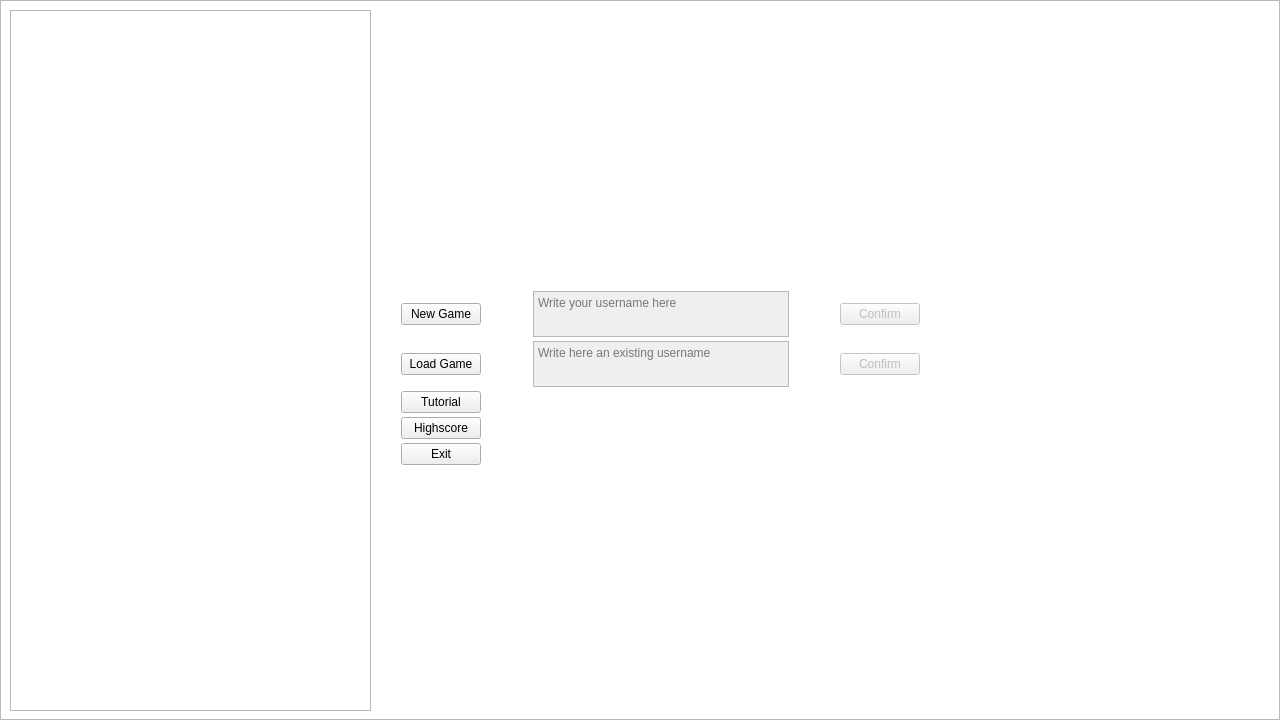
The window that ui/mainwindow.ui (MATF-RS19/RS009-escaperoom) describes before a commit, drawn with Qt 5.
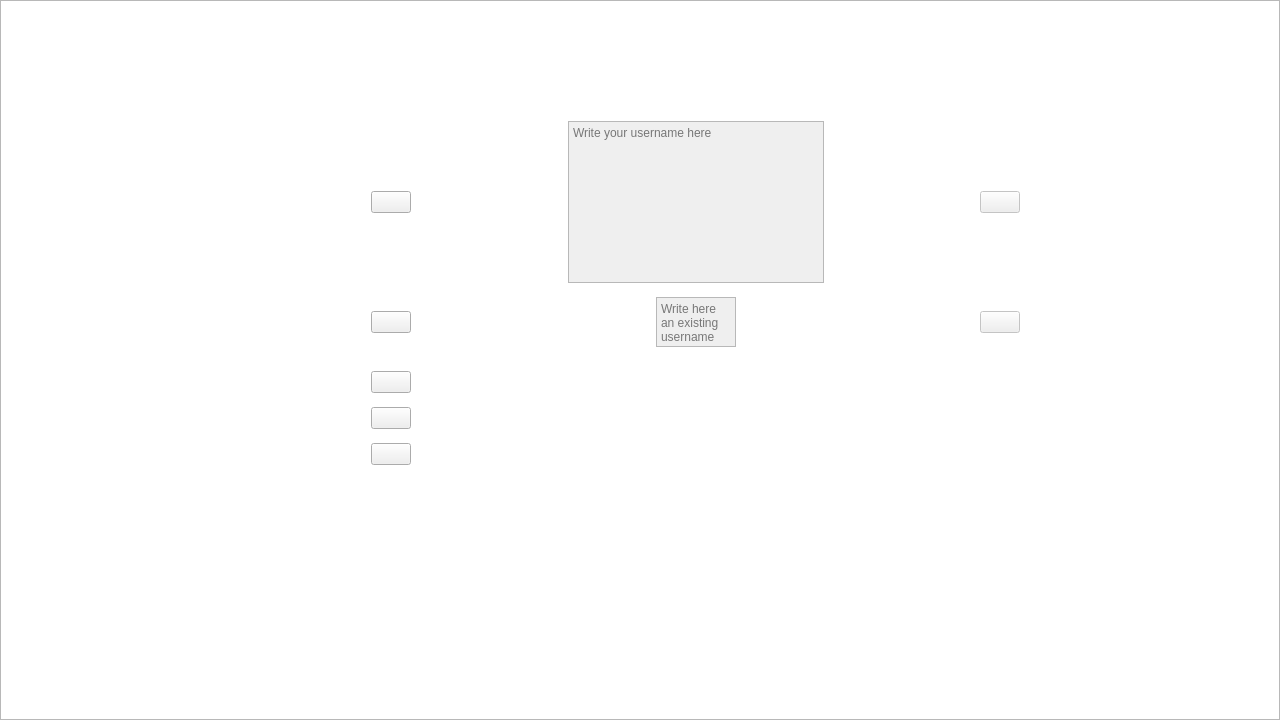
The same window after the commit. Icons and pictures are not drawn.

Commit message: Added new GUI 	- Added new resource for every single button 	- Changed style of all texts 	- Log is now QLineEdit 	- Added several QGraphicsPixmapItem objects for GUI purposes 	- Buttons in puzzles are now QGraphicsPixmapItems 	- Changed position of in-game widgets for better visual experience 	- Fixed when clicking on different buttons doesn't close other options

Patch:
```diff
--- a/ui/mainwindow.ui
+++ b/ui/mainwindow.ui
@@ -29,10 +29,10 @@
    <widget class="QWidget" name="verticalLayoutWidget">
     <property name="geometry">
      <rect>
-      <x>390</x>
-      <y>280</y>
-      <width>541</width>
-      <height>281</height>
+      <x>360</x>
+      <y>110</y>
+      <width>671</width>
+      <height>451</height>
      </rect>
     </property>
     <layout class="QVBoxLayout" name="verticalLayout">
@@ -47,7 +47,17 @@
        <item>
         <widget class="QPushButton" name="newGame_btn">
          <property name="text">
-          <string>New Game</string>
+          <string/>
+         </property>
+         <property name="icon">
+          <iconset resource="../images.qrc">
+           <normaloff>:/resources/gui/new_game.png</normaloff>:/resources/gui/new_game.png</iconset>
+         </property>
+         <property name="iconSize">
+          <size>
+           <width>324</width>
+           <height>93</height>
+          </size>
          </property>
         </widget>
        </item>
@@ -114,7 +124,17 @@
           <bool>false</bool>
          </property>
          <property name="text">
-          <string>Confirm</string>
+          <string/>
+         </property>
+         <property name="icon">
+          <iconset resource="../images.qrc">
+           <normaloff>:/resources/buttons/accept_btn.png</normaloff>:/resources/buttons/accept_btn.png</iconset>
+         </property>
+         <property name="iconSize">
+          <size>
+           <width>324</width>
+           <height>93</height>
+          </size>
          </property>
         </widget>
        </item>
@@ -144,7 +164,17 @@
           <bool>true</bool>
          </property>
          <property name="text">
-          <string>Load Game</string>
+          <string/>
+         </property>
+         <property name="icon">
+          <iconset resource="../images.qrc">
+           <normaloff>:/resources/gui/load_game.png</normaloff>:/resources/gui/load_game.png</iconset>
+         </property>
+         <property name="iconSize">
+          <size>
+           <width>324</width>
+           <height>93</height>
+          </size>
          </property>
         </widget>
        </item>
@@ -166,6 +196,18 @@
          <property name="enabled">
           <bool>false</bool>
          </property>
+         <property name="sizePolicy">
+          <sizepolicy hsizetype="Fixed" vsizetype="Fixed">
+           <horstretch>80</horstretch>
+           <verstretch>60</verstretch>
+          </sizepolicy>
+         </property>
+         <property name="maximumSize">
+          <size>
+           <width>80</width>
+           <height>50</height>
+          </size>
+         </property>
          <property name="visible">
           <bool>false</bool>
          </property>
@@ -196,7 +238,17 @@
           <bool>false</bool>
          </property>
          <property name="text">
-          <string>Confirm</string>
+          <string/>
+         </property>
+         <property name="icon">
+          <iconset resource="../images.qrc">
+           <normaloff>:/resources/buttons/accept_btn.png</normaloff>:/resources/buttons/accept_btn.png</iconset>
+         </property>
+         <property name="iconSize">
+          <size>
+           <width>324</width>
+           <height>93</height>
+          </size>
          </property>
         </widget>
        </item>
@@ -236,10 +288,22 @@
           <bool>true</bool>
          </property>
          <property name="text">
-          <string>Tutorial</string>
+          <string/>
+         </property>
+         <property name="icon">
+          <iconset resource="../images.qrc">
+           <normaloff>:/resources/gui/tutorial.png</normaloff>:/resources/gui/tutorial.png</iconset>
+         </property>
+         <property name="iconSize">
+          <size>
+           <width>324</width>
+           <height>93</height>
+          </size>
          </property>
         </widget>
        </item>
+       <item>
+        <layout class="QVBoxLayout" name="verticalLayout_2">
        <item>
         <spacer name="horizontalSpacer_2">
          <property name="orientation">
@@ -253,8 +317,7 @@
          </property>
         </spacer>
        </item>
-       <item>
-        <layout class="QVBoxLayout" name="verticalLayout_2"/>
+        </layout>
        </item>
       </layout>
      </item>
@@ -279,10 +342,22 @@
           <bool>true</bool>
          </property>
          <property name="text">
-          <string>Highscore</string>
+          <string/>
+         </property>
+         <property name="icon">
+          <iconset resource="../images.qrc">
+           <normaloff>:/resources/gui/highscore.png</normaloff>:/resources/gui/highscore.png</iconset>
+         </property>
+         <property name="iconSize">
+          <size>
+           <width>324</width>
+           <height>93</height>
+          </size>
          </property>
         </widget>
        </item>
+       <item>
+        <layout class="QVBoxLayout" name="verticalLayout_3">
        <item>
         <spacer name="horizontalSpacer_4">
          <property name="orientation">
@@ -296,8 +371,7 @@
          </property>
         </spacer>
        </item>
-       <item>
-        <layout class="QVBoxLayout" name="verticalLayout_3"/>
+        </layout>
        </item>
       </layout>
      </item>
@@ -322,7 +396,20 @@
           <bool>true</bool>
          </property>
          <property name="text">
-          <string>Exit</string>
+          <string/>
+         </property>
+         <property name="icon">
+          <iconset resource="../images.qrc">
+           <normaloff>:/resources/gui/quit.png</normaloff>:/resources/gui/quit.png</iconset>
+         </property>
+         <property name="iconSize">
+          <size>
+           <width>324</width>
+           <height>93</height>
+          </size>
+         </property>
+         <property name="autoExclusive">
+          <bool>false</bool>
          </property>
         </widget>
        </item>
@@ -368,22 +455,51 @@
      <string extracomment="A starting window"/>
     </property>
    </widget>
+   <widget class="QFrame" name="highscore_frame">
+    <property name="enabled">
+     <bool>true</bool>
+    </property>
+    <property name="geometry">
+     <rect>
+      <x>50</x>
+      <y>60</y>
+      <width>250</width>
+      <height>405</height>
+     </rect>
+    </property>
+    <property name="styleSheet">
+     <string notr="true">background-image:url(:/resources/gui/highscore_list.png);
+border:none;</string>
+    </property>
+    <property name="frameShape">
+     <enum>QFrame::StyledPanel</enum>
+    </property>
+    <property name="frameShadow">
+     <enum>QFrame::Raised</enum>
+    </property>
    <widget class="QListWidget" name="highscoreList">
     <property name="geometry">
      <rect>
-      <x>10</x>
-      <y>10</y>
-      <width>361</width>
-      <height>701</height>
-     </rect>
-    </property>
+       <x>50</x>
+       <y>70</y>
+       <width>141</width>
+       <height>251</height>
+      </rect>
+     </property>
+     <property name="styleSheet">
+      <string notr="true"/>
+     </property>
+     <property name="frameShape">
+      <enum>QFrame::Box</enum>
+     </property>
     <property name="lineWidth">
      <number>1</number>
     </property>
    </widget>
+   </widget>
    <zorder>display</zorder>
    <zorder>verticalLayoutWidget</zorder>
-   <zorder>highscoreList</zorder>
+   <zorder>highscore_frame</zorder>
   </widget>
  </widget>
  <layoutdefault spacing="6" margin="11"/>
```
Left out of the diff: 4 changed lines with no effect on the pictures. Lines whose indentation alone changed are shown as unchanged. The commit also changes 48 other files.
